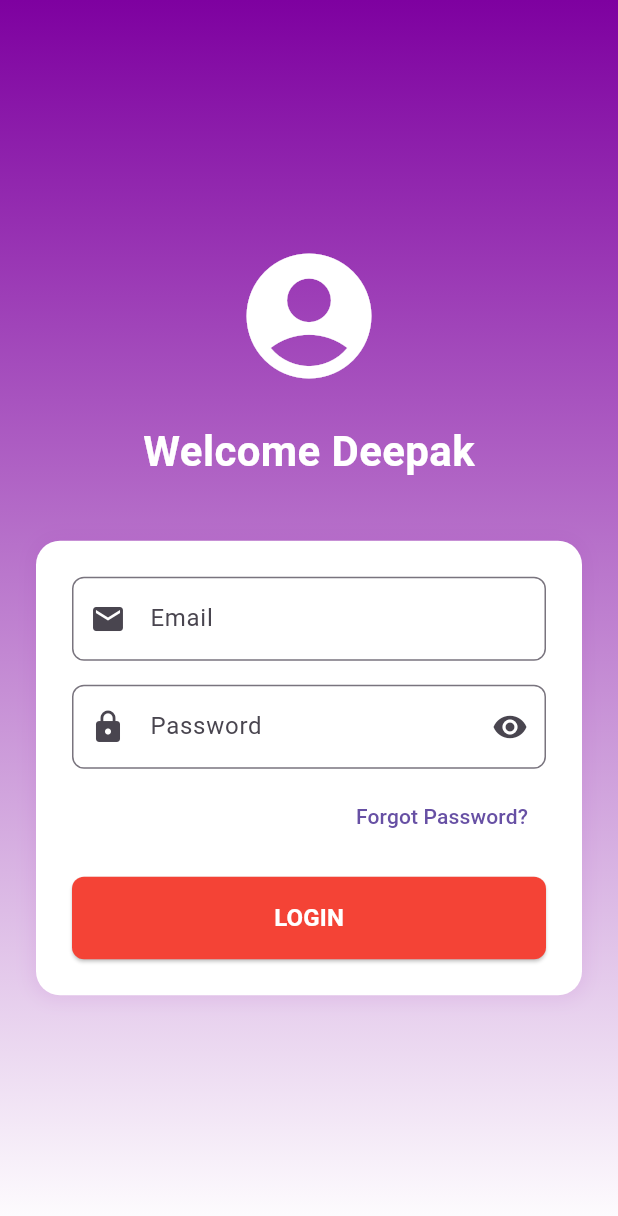
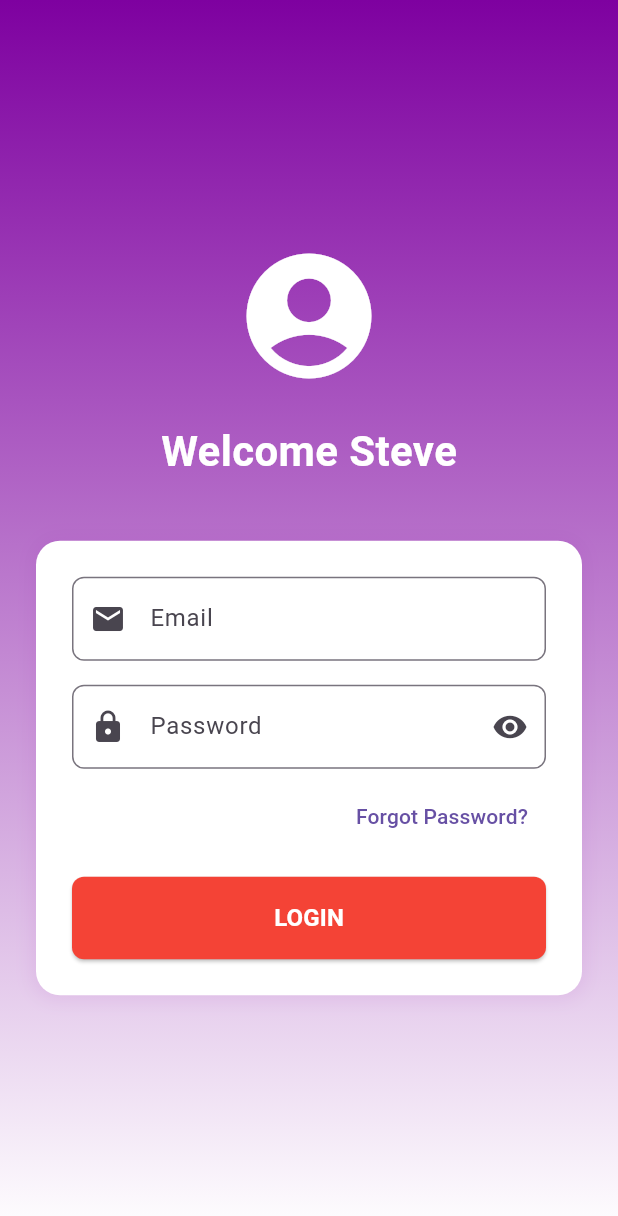
Before and after one commit to Deepak5556/LearnFirebaseWithFlutter, a Flutter app: the screen it shows after launch, on a phone screen of 412 x 824 dp. Shown: the top 1216 px of the screen. Run offline on Flutter 3.47's test engine with Material 3 defaults, Android fonts, the phone set to English and light mode, and no system bars; our stand-ins replace firebase_auth, firebase_core; accounts and stored records are empty.

Commit message:
Name Changed

```diff
--- a/lib/pages/sign_in.dart
+++ b/lib/pages/sign_in.dart
@@ -97,7 +97,7 @@ class _SignInState extends State<SignIn> {
                 ),
                 const SizedBox(height: 20),
                 const Text(
-                  'Welcome Deepak',
+                  'Welcome Steve',
                   style: TextStyle(
                     fontSize: 28,
                     fontWeight: FontWeight.bold,
```
